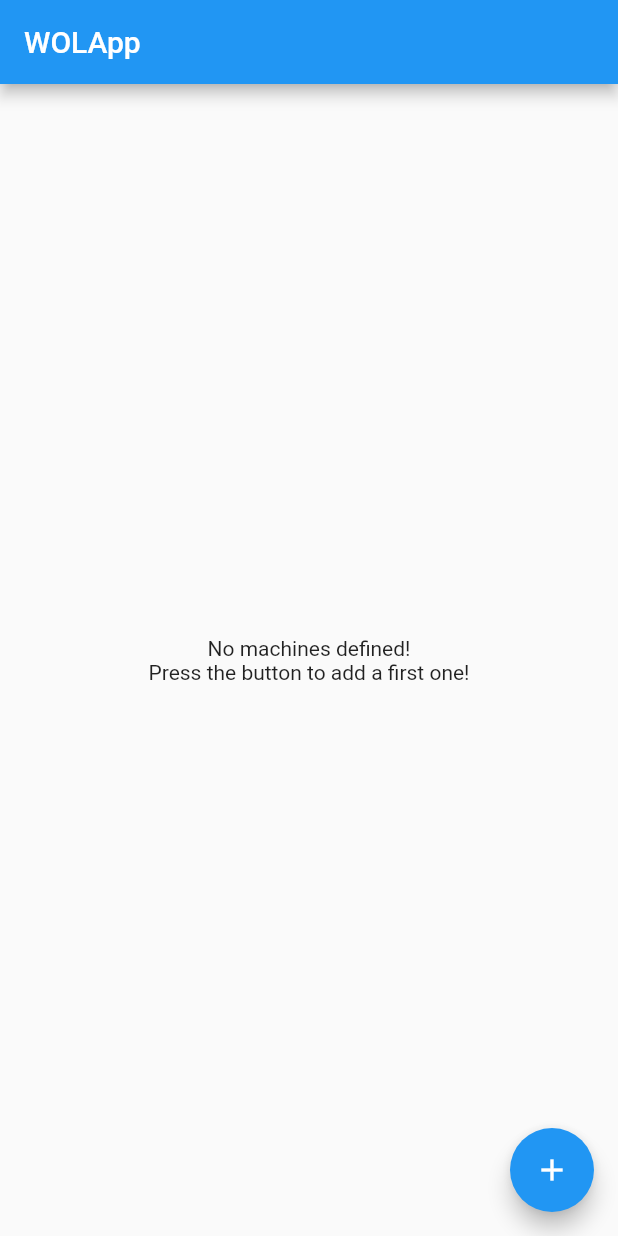
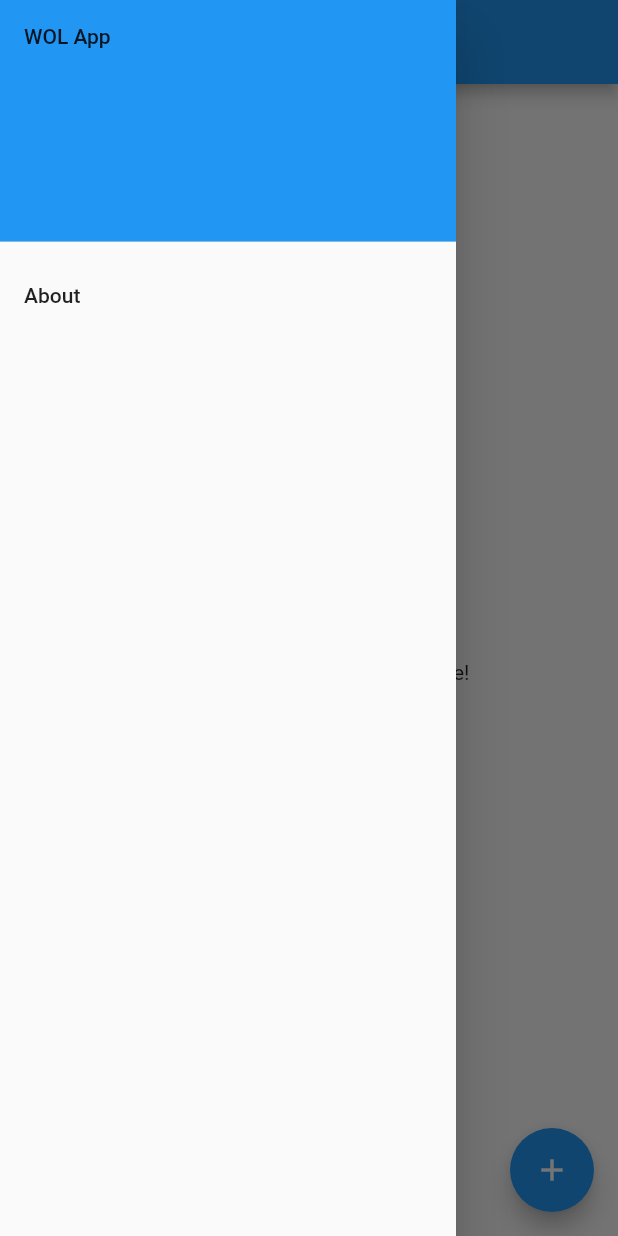
Before and after one commit to mormegil-cz/wolapp, a Flutter app: the screen it shows after launch, with the side drawer open (before the commit the screen has no drawer), on a phone screen of 412 x 824 dp. Run offline on Flutter 3.47's test engine with Material 2 defaults, Android fonts, the light colour scheme and no system bars; our stand-ins replace package_info, sqflite; accounts and stored records are empty.

Commit message:
App drawer + about dialog
Fixes #3

```diff
--- a/lib/main.dart
+++ b/lib/main.dart
@@ -5,24 +5,33 @@ import 'package:WOLapp/packet_sender.dart';
 import 'package:WOLapp/storage/machine_store.dart';
 import 'package:WOLapp/storage/sqlite_store.dart';
 import 'package:flutter/material.dart';
+import 'package:package_info/package_info.dart';
+import 'package:url_launcher/url_launcher.dart';
 
-final RegExp reMacAddress =
-    RegExp(r'^((([0-9A-F]{2}-){5}[0-9A-F]{2})|(([0-9A-F]{2}:){5}[0-9A-F]{2}))$', caseSensitive: false);
+final RegExp reMacAddress = RegExp(
+    r'^((([0-9A-F]{2}-){5}[0-9A-F]{2})|(([0-9A-F]{2}:){5}[0-9A-F]{2}))$',
+    caseSensitive: false);
 
 final MachineStore machineStore = new SqliteMachineStore();
+PackageInfo packageInfo;
 
-void main() {
+void main() async {
   runApp(WolApp());
 }
 
 class WolApp extends StatelessWidget {
   @override
-  Widget build(BuildContext context) => MaterialApp(
-        title: 'WOLApp',
-        theme: ThemeData.light(),
-        darkTheme: ThemeData.dark(),
-        home: MachineSelectionList(),
-      );
+  Widget build(BuildContext context) {
+    if (packageInfo == null) {
+      PackageInfo.fromPlatform().then((value) => packageInfo = value);
+    }
+    return MaterialApp(
+      title: 'WOLApp',
+      theme: ThemeData.light(),
+      darkTheme: ThemeData.dark(),
+      home: MachineSelectionList(),
+    );
+  }
 }
 
 class MachineSelectionList extends StatefulWidget {
@@ -47,8 +56,10 @@ class _MachineSelectionListState extends State<MachineSelectionList> {
 
   void _editMachine(BuildContext context, MachineDefinition definition) {
     Navigator.of(context).push(PageRouteBuilder(
-      pageBuilder: (context, animation, secondaryAnimation) =>
-          MachineEditForm(definition, onSave: _saveModifiedDefinition, onDelete: _deleteMachine),
+      pageBuilder: (context, animation, secondaryAnimation) => MachineEditForm(
+          definition,
+          onSave: _saveModifiedDefinition,
+          onDelete: _deleteMachine),
       transitionsBuilder: (context, animation, secondaryAnimation, child) {
         final tween = Tween(begin: Offset(0.0, 1.0), end: Offset.zero);
         final offsetAnimation = animation.drive(tween);
@@ -79,10 +90,48 @@ class _MachineSelectionListState extends State<MachineSelectionList> {
     });
   }
 
+  static void _launchURL(String url) async {
+    if (true || await canLaunch(url)) {
+      await launch(url);
+    } else {
+      throw 'Could not launch $url';
+    }
+  }
+
   @override
   Widget build(BuildContext context) => Scaffold(
         appBar: AppBar(
           title: Text("WOLApp"),
+        ),
+        drawer: Drawer(
+          child: ListView(
+            padding: EdgeInsets.zero,
+            children: <Widget>[
+              DrawerHeader(
+                child: Text('WOL App'),
+                decoration: BoxDecoration(
+                  color: Theme.of(context).primaryColor,
+                ),
+              ),
+              ListTile(
+                title: Text('About'),
+                onTap: () {
+                  Navigator.pop(context);
+                  showAboutDialog(
+                      context: context,
+                      applicationName: "WOL App",
+                      applicationVersion: packageInfo.version,
+                      children: <Widget>[
+                        FlatButton(
+                          onPressed: () =>
+                              launch("https://github.com/mormegil-cz/wolapp"),
+                          child: Text("GitHub"),
+                        ),
+                      ]);
+                },
+              )
+            ],
+          ),
         ),
         body: _machineDefinitions == null
             ? Center(child: CircularProgressIndicator())
@@ -97,12 +146,14 @@ class _MachineSelectionListState extends State<MachineSelectionList> {
                     child: ListView(
                       padding: const EdgeInsets.symmetric(vertical: 8),
                       children: _machineDefinitions
-                          .map((machine) => MachineListTile(machine: machine, onTap: _editMachine))
+                          .map((machine) => MachineListTile(
+                              machine: machine, onTap: _editMachine))
                           .toList(growable: false),
                     ),
                   ),
         floatingActionButton: FloatingActionButton(
-          onPressed: () => {_editMachine(context, new MachineDefinition(machineIndex: -1))},
+          onPressed: () =>
+              {_editMachine(context, new MachineDefinition(machineIndex: -1))},
           tooltip: 'Add new machine',
           child: Icon(Icons.add),
         ),
@@ -111,23 +162,31 @@ class _MachineSelectionListState extends State<MachineSelectionList> {
 
 class MachineListTile extends StatelessWidget {
   final MachineDefinition machine;
-  final void Function(BuildContext buildContext, MachineDefinition machine) onTap;
+  final void Function(BuildContext buildContext, MachineDefinition machine)
+      onTap;
 
   const MachineListTile({Key key, this.machine, this.onTap}) : super(key: key);
 
   @override
   Widget build(BuildContext context) => ListTile(
-        leading: Icon(machine.getIcon(), color: machine.color ?? Theme.of(context).textTheme.bodyText2.color),
+        leading: Icon(machine.getIcon(),
+            color:
+                machine.color ?? Theme.of(context).textTheme.bodyText2.color),
         title: Text(machine.getCaption()),
         trailing: IconButton(
-          icon: Icon(Icons.power_settings_new, semanticLabel: "Send wake packet"),
+          icon:
+              Icon(Icons.power_settings_new, semanticLabel: "Send wake packet"),
           onPressed: () async {
             try {
-              await sendWakeUpPacket(machine.macAddress, machine.ipAddress, machine.port, machine.password);
-              Scaffold.of(context).showSnackBar(SnackBar(content: Text("Wakeup packet for ${machine.getCaption()} sent")));
+              await sendWakeUpPacket(machine.macAddress, machine.ipAddress,
+                  machine.port, machine.password);
+              Scaffold.of(context).showSnackBar(SnackBar(
+                  content:
+                      Text("Wakeup packet for ${machine.getCaption()} sent")));
             } catch (e) {
-              Scaffold.of(context).showSnackBar(
-                  SnackBar(content: Text("Error sending wakeup packet"), backgroundColor: Colors.redAccent));
+              Scaffold.of(context).showSnackBar(SnackBar(
+                  content: Text("Error sending wakeup packet"),
+                  backgroundColor: Colors.redAccent));
             }
           },
         ),
@@ -145,7 +204,8 @@ class MachineEditForm extends StatefulWidget {
   MachineEditForm(this.definition, {this.onSave, this.onDelete});
 
   @override
-  _MachineEditFormState createState() => _MachineEditFormState(definition, onSave: onSave, onDelete: onDelete);
+  _MachineEditFormState createState() =>
+      _MachineEditFormState(definition, onSave: onSave, onDelete: onDelete);
 }
 
 class _MachineEditFormState extends State<MachineEditForm> {
@@ -161,12 +221,15 @@ class _MachineEditFormState extends State<MachineEditForm> {
   final TextEditingController _ctrlPortNumber;
   final TextEditingController _ctrlPassword;
 
-  _MachineEditFormState(MachineDefinition definition, {this.onSave, this.onDelete})
+  _MachineEditFormState(MachineDefinition definition,
+      {this.onSave, this.onDelete})
       : _editedIndex = definition.machineIndex,
         _ctrlCaption = TextEditingController(text: definition.caption),
         _ctrlMacAddress = TextEditingController(text: definition.macAddress),
-        _ctrlIpAddress = TextEditingController(text: definition.ipAddress ?? "255.255.255.255"),
-        _ctrlPortNumber = TextEditingController(text: definition.port?.toString() ?? "9"),
+        _ctrlIpAddress = TextEditingController(
+            text: definition.ipAddress ?? "255.255.255.255"),
+        _ctrlPortNumber =
+            TextEditingController(text: definition.port?.toString() ?? "9"),
         _ctrlPassword = TextEditingController(text: definition.password);
 
   @override
@@ -182,7 +245,9 @@ class _MachineEditFormState extends State<MachineEditForm> {
   @override
   Widget build(BuildContext context) => Scaffold(
       appBar: AppBar(
-        title: Text(_editedIndex < 0 ? "WOLApp: Add new machine" : "WOLApp: Edit machine"),
+        title: Text(_editedIndex < 0
+            ? "WOLApp: Add new machine"
+            : "WOLApp: Edit machine"),
         actions: [
           if (_editedIndex >= 0)
             IconButton(
@@ -278,7 +343,8 @@ class _MachineEditFormState extends State<MachineEditForm> {
     if (value.isEmpty) return 'This is a required field';
     final parsedPort = int.tryParse(value);
     if (parsedPort == null) return 'Enter a valid port number';
-    if (parsedPort < 0 || parsedPort > 65535) return 'Enter a valid port between 0 and 65535';
+    if (parsedPort < 0 || parsedPort > 65535)
+      return 'Enter a valid port between 0 and 65535';
     return null;
   }
 }
--- a/pubspec.yaml
+++ b/pubspec.yaml
@@ -24,8 +24,10 @@ dependencies:
   flutter:
     sdk: flutter
 
+  package_info:
   path:
   sqflite:
+  url_launcher:
 
   # The following adds the Cupertino Icons font to your application.
   # Use with the CupertinoIcons class for iOS style icons.
```
Also changed, not shown: pubspec.lock.
